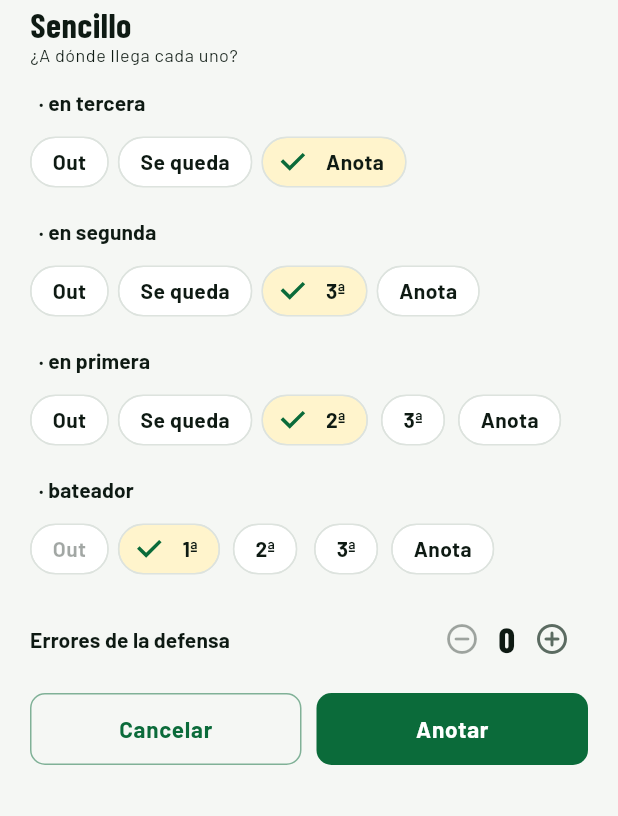
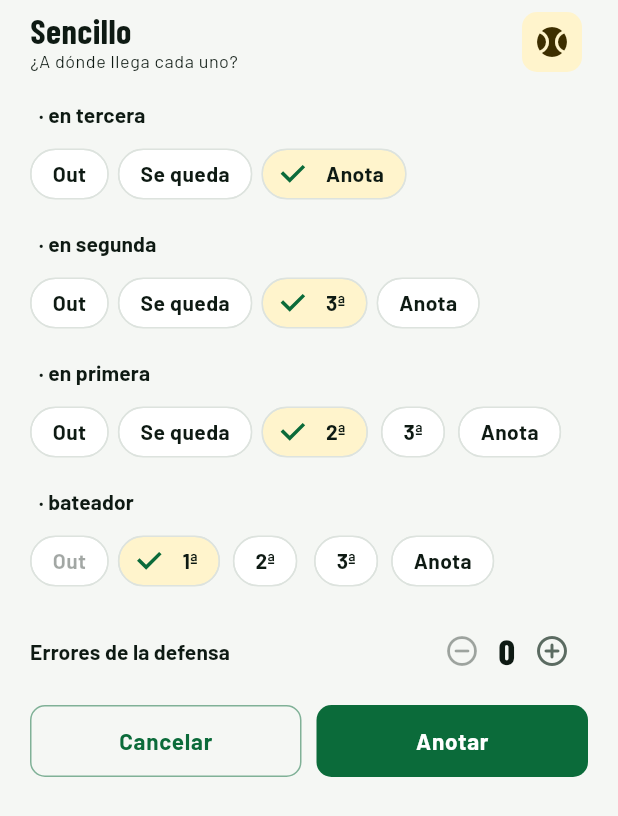
Before and after one commit to SCastilla1003/LBC-Flutter, a Flutter app: the HojaCorredores widget shown alone on an empty page, opened directly with empty values, on a phone screen of 412 x 824 dp. Shown: the top 816 px of the screen. Run offline on Flutter 3.47's test engine with Material 3 defaults, Android fonts, the phone set to English and light mode, and no system bars; our stand-ins replace cached_network_image, dio, fl_chart, flutter_riverpod, flutter_secure_storage, freezed_annotation and 4 more; missing offline and left inert: google_sign_in_web; accounts and stored records are empty; network calls fail.

Commit message:
Anotador: jugada en el diamante con caras arrastrables
La hoja de la jugada tiene un botón para cambiar entre la lista y un diamante con las caras de los corredores y el bateador: se arrastran a la base, a home, al out o a las anotadas, o se toca la cara y luego la base. Avisa si dos corredores quedarían en la misma base.

```diff
--- a/lib/features/anotador/presentacion/anotador_pantalla.dart
+++ b/lib/features/anotador/presentacion/anotador_pantalla.dart
@@ -13,6 +13,7 @@ import '../../../liga/datos/juego_repositorio.dart';
 import '../../../liga/datos/liga_repositorio.dart';
 import '../../../liga/datos/modelos_liga.dart';
 import '../../../liga/presentacion/campo_en_vivo.dart';
+import 'diamante_jugada.dart';
 import '../../../liga/presentacion/widgets_juego.dart';
 import '../../admin/presentacion/admin_comun.dart';
 
@@ -662,6 +663,9 @@ class HojaCorredores extends StatefulWidget {
 }
 
 class _HojaCorredoresState extends State<HojaCorredores> {
+  /// Vista elegida (lista o diamante); se recuerda mientras la app esté abierta.
+  static bool _diamante = false;
+
   /// desde → hasta (null = out; igual a desde = se queda).
   late final Map<int, int?> _destino = _inicial();
   late int _errores = widget.resultado == ResultadoJugada.error ? 1 : 0;
@@ -686,11 +690,29 @@ class _HojaCorredoresState extends State<HojaCorredores> {
     return n.isEmpty ? (desde == 0 ? 'Bateador' : 'Corredor') : n;
   }
 
+  /// Las mismas reglas que los botones: nadie retrocede y el bateador llega por lo menos a la
+  /// base que exige la jugada (y no puede ser out si llega a salvo).
+  bool _permitido(int desde, int? hasta) {
+    final r = widget.resultado;
+    if (desde == 0) return hasta == null ? !r.bateadorASalvo : hasta >= r.baseMinima;
+    return hasta == null || hasta >= desde;
+  }
+
+  /// Bases donde quedarían dos corredores.
+  List<int> get _repetidas {
+    final cuenta = <int, int>{};
+    for (final h in _destino.values) {
+      if (h != null && h >= 1 && h <= 3) cuenta[h] = (cuenta[h] ?? 0) + 1;
+    }
+    return [for (final MapEntry(key: b, value: n) in cuenta.entries) if (n > 1) b]..sort();
+  }
+
   @override
   Widget build(BuildContext context) {
     final tema = Theme.of(context);
     final r = widget.resultado;
     final filas = _destino.keys.toList()..sort((a, b) => b.compareTo(a));
+    final repetidas = _repetidas;
 
     Widget fila(int desde) {
       final opciones = <(String, int?)>[
@@ -711,10 +733,7 @@ class _HojaCorredoresState extends State<HojaCorredores> {
               ChoiceChip(
                 label: Text(texto),
                 selected: _destino[desde] == hasta,
-                onSelected: desde == 0 &&
-                        ((hasta == null && r.bateadorASalvo) || (hasta != null && hasta < r.baseMinima))
-                    ? null
-                    : (_) => setState(() => _destino[desde] = hasta),
+                onSelected: _permitido(desde, hasta) ? (_) => setState(() => _destino[desde] = hasta) : null,
               ),
           ]),
         ]),
@@ -725,10 +744,45 @@ class _HojaCorredoresState extends State<HojaCorredores> {
       child: SingleChildScrollView(
         padding: EdgeInsets.fromLTRB(20, 4, 20, 16 + MediaQuery.viewInsetsOf(context).bottom),
         child: Column(crossAxisAlignment: CrossAxisAlignment.stretch, children: [
-          Text(r.etiqueta, style: tema.textTheme.titleLarge),
-          Text('¿A dónde llega cada uno?', style: tema.textTheme.bodySmall),
+          Row(children: [
+            Expanded(
+              child: Column(crossAxisAlignment: CrossAxisAlignment.start, children: [
+                Text(r.etiqueta, style: tema.textTheme.titleLarge),
+                Text(
+                  _diamante
+                      ? 'Arrastra cada cara a donde llegó, o tócala y luego toca la base.'
+                      : '¿A dónde llega cada uno?',
+                  style: tema.textTheme.bodySmall,
+                ),
+              ]),
+            ),
+            IconButton.filledTonal(
+              tooltip: _diamante ? 'Ver como lista' : 'Ver en el diamante',
+              onPressed: () => setState(() => _diamante = !_diamante),
+              icon: Icon(_diamante ? Icons.view_list_rounded : Icons.sports_baseball_rounded),
+            ),
+          ]),
           const SizedBox(height: 14),
-          for (final d in filas) fila(d),
+          if (_diamante)
+            Padding(
+              padding: const EdgeInsets.only(bottom: 12),
+              child: DiamanteJugada(
+                estado: widget.estado,
+                destino: _destino,
+                permitido: _permitido,
+                alMover: (desde, hasta) => setState(() => _destino[desde] = hasta),
+              ),
+            )
+          else
+            for (final d in filas) fila(d),
+          if (repetidas.isNotEmpty)
+            Padding(
+              padding: const EdgeInsets.only(bottom: 8),
+              child: Text(
+                'Dos corredores no pueden quedar en ${repetidas.map(MitadNombre.base).join(' ni en ')}.',
+                style: tema.textTheme.bodyMedium?.copyWith(color: tema.colorScheme.error, fontWeight: FontWeight.w600),
+              ),
+            ),
           if (!r.deCorredores)
             Row(children: [
               Expanded(child: Text('Errores de la defensa', style: tema.textTheme.titleSmall)),
@@ -752,7 +806,7 @@ class _HojaCorredoresState extends State<HojaCorredores> {
             const SizedBox(width: 10),
             Expanded(
               child: FilledButton(
-                onPressed: () => Navigator.pop(context, (
+                onPressed: repetidas.isNotEmpty ? null : () => Navigator.pop(context, (
                   movimientos: [
                     for (final MapEntry(key: desde, value: hasta) in _destino.entries)
                       if (hasta != desde) (desde: desde, hasta: hasta),
```
Also changed, not shown: lib/features/anotador/presentacion/diamante_jugada.dart (added, +322 -0 lines), 1 other file.
